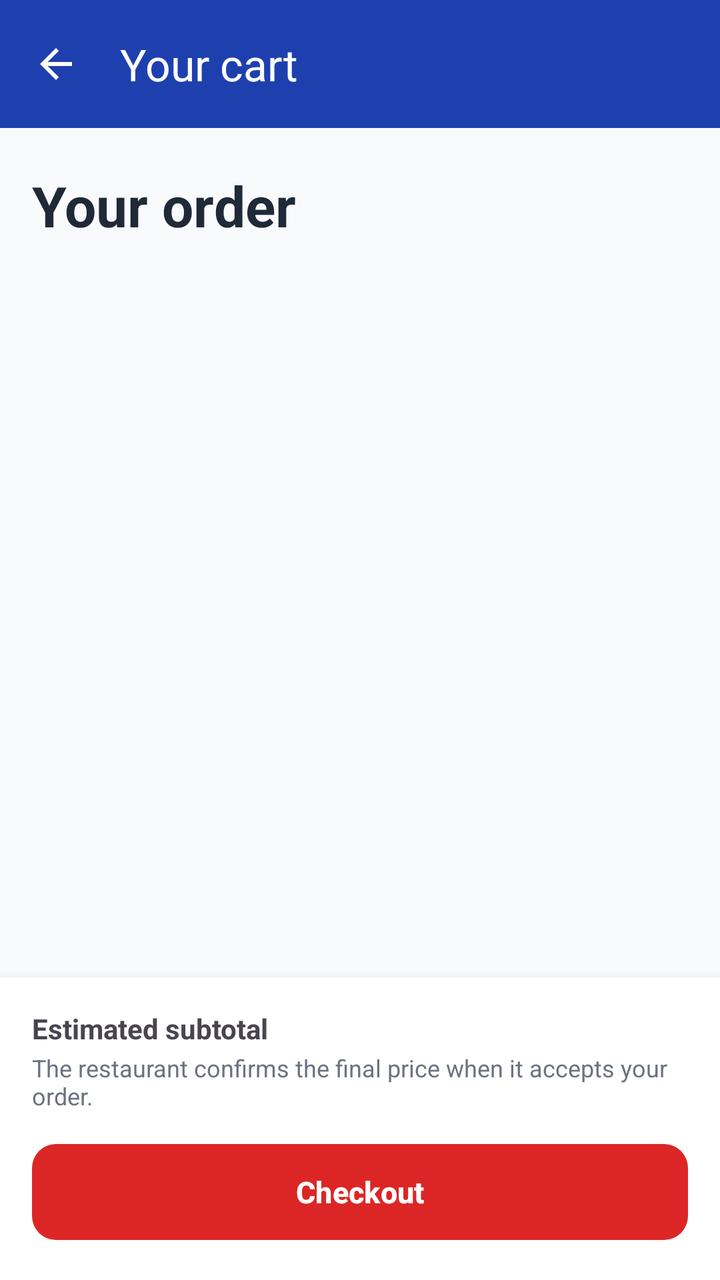
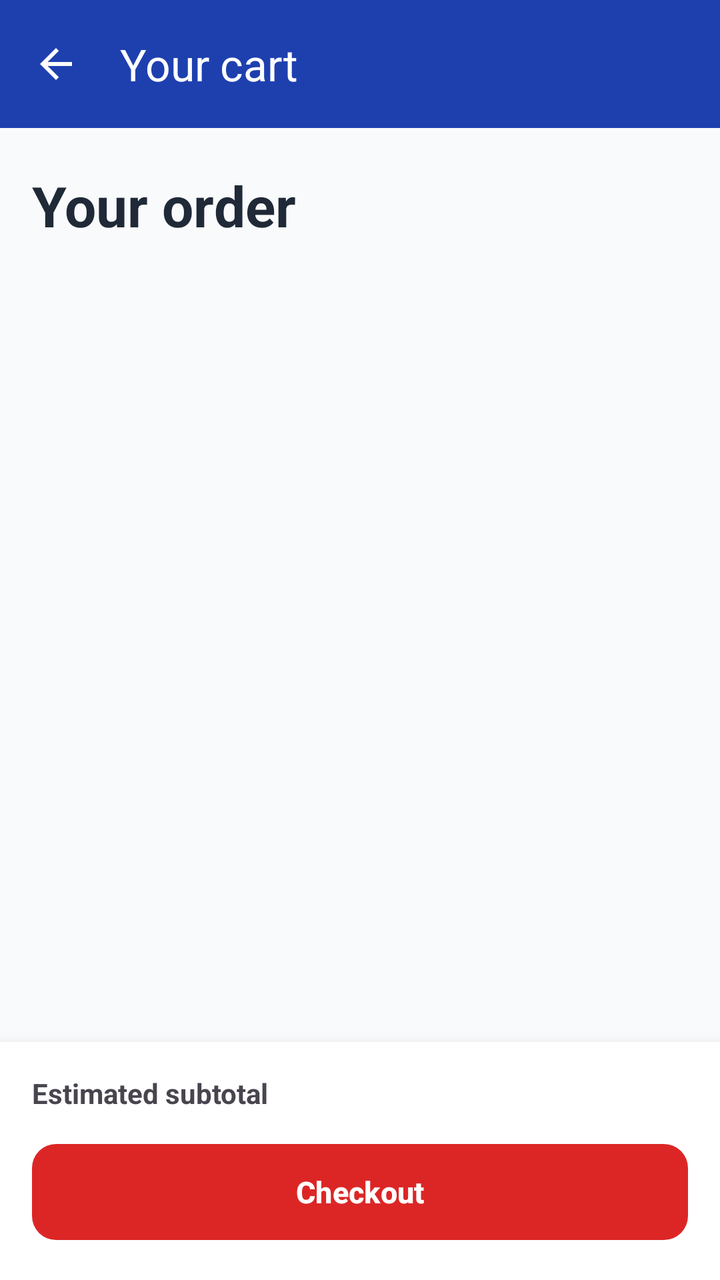

Before-and-after screenshots of an Android layout around one commit, followed by the original layout XML and the change that was made.
<!-- AndroidManifest.xml: application theme Theme.DeliveryApp -->
<!-- res/layout/activity_cart.xml -->
<?xml version="1.0" encoding="utf-8"?>
<LinearLayout xmlns:android="http://schemas.android.com/apk/res/android" xmlns:app="http://schemas.android.com/apk/res-auto"
    android:layout_width="match_parent" android:layout_height="match_parent" android:orientation="vertical">
    <com.google.android.material.appbar.MaterialToolbar
        android:id="@+id/toolbar" style="@style/Widget.App.Toolbar"
        android:layout_width="match_parent" android:layout_height="?attr/actionBarSize"
        app:navigationIcon="@drawable/ic_arrow_back" app:title="Your cart" />
    <TextView android:layout_width="match_parent" android:layout_height="wrap_content" android:text="Your order"
        android:textAppearance="@style/Text.Page" android:layout_marginHorizontal="16dp" android:layout_marginTop="20dp"/>
    <TextView android:id="@+id/tvCartCount" android:layout_width="match_parent" android:layout_height="wrap_content"
        android:layout_marginHorizontal="16dp" android:layout_marginTop="4dp" android:layout_marginBottom="8dp" android:textColor="?attr/colorOutline"/>
    <FrameLayout android:layout_width="match_parent" android:layout_height="0dp" android:layout_weight="1">
        <androidx.recyclerview.widget.RecyclerView android:id="@+id/rvCart" android:layout_width="match_parent"
            android:layout_height="match_parent" android:clipToPadding="false" android:padding="8dp" />
        <LinearLayout android:id="@+id/tvEmpty" android:layout_width="match_parent" android:layout_height="wrap_content"
            android:layout_gravity="center" android:gravity="center" android:padding="32dp" android:orientation="vertical" android:visibility="gone">
            <TextView android:layout_width="wrap_content" android:layout_height="wrap_content" android:text="Something tasty awaits"
                android:textAppearance="@style/Text.Section" android:gravity="center"/>
            <TextView android:layout_width="match_parent" android:layout_height="wrap_content" android:gravity="center"
                android:layout_marginTop="8dp" android:text="Your cart is empty. Find your next favourite on the menu." android:textColor="?attr/colorOutline"/>
            <com.google.android.material.button.MaterialButton android:id="@+id/btnBrowse" android:layout_width="match_parent"
                android:layout_height="wrap_content" android:layout_marginTop="16dp" android:text="Browse menu"/>
        </LinearLayout>
    </FrameLayout>
    <LinearLayout android:id="@+id/footer" android:layout_width="match_parent" android:layout_height="wrap_content"
        android:background="?attr/colorSurface" android:elevation="8dp" android:orientation="vertical" android:padding="16dp">
        <LinearLayout android:layout_width="match_parent" android:layout_height="wrap_content" android:orientation="horizontal">
            <TextView android:layout_width="0dp" android:layout_height="wrap_content" android:layout_weight="1"
                android:text="Estimated subtotal" android:textStyle="bold" />
            <TextView android:id="@+id/tvTotal" android:layout_width="wrap_content" android:layout_height="wrap_content"
                android:textStyle="bold" />
        </LinearLayout>
        <TextView android:layout_width="match_parent" android:layout_height="wrap_content" android:layout_marginTop="2dp"
            android:text="The restaurant confirms the final price when it accepts your order."
            android:textColor="?attr/colorOutline" android:textSize="12sp" />
        <com.google.android.material.button.MaterialButton 
        android:id="@+id/btnCheckout" android:layout_width="match_parent" android:layout_height="wrap_content" android:minHeight="56dp"
        android:layout_marginTop="12dp" android:text="Checkout" android:textStyle="bold" />
    </LinearLayout>
</LinearLayout>
<!-- resources referenced by this layout -->
<resources>
  <!-- drawable ic_arrow_back (drawable) -->
  <vector xmlns:android="http://schemas.android.com/apk/res/android"
      android:width="24dp" android:height="24dp" android:viewportWidth="24" android:viewportHeight="24"
      android:tint="?attr/colorControlNormal">
      <path android:fillColor="@android:color/white" android:pathData="M20,11H7.83l5.59,-5.59L12,4l-8,8 8,8 1.41,-1.41L7.83,13H20v-2z" />
  </vector>
  <style name="Text.Page" parent="TextAppearance.Material3.HeadlineMedium">
          <item name="android:textColor">?attr/colorOnSurface</item>
          <item name="android:textStyle">bold</item>
      </style>
  <style name="Text.Section" parent="TextAppearance.Material3.TitleMedium">
          <item name="android:textStyle">bold</item>
          <item name="android:textColor">?attr/colorOnSurface</item>
      </style>
  <style name="Widget.App.Toolbar" parent="Widget.Material3.Toolbar">
          <item name="android:background">@color/brand_blue_dark</item>
          <item name="titleTextColor">@color/surface</item>
          <item name="navigationIconTint">@color/surface</item>
      </style>
  <color name="brand_blue_dark">#1E40AF</color>
  <color name="surface">#FFFFFF</color>
  <style name="Widget.App.PrimaryButton" parent="Widget.Material3.Button">
          <item name="cornerRadius">12dp</item>
          <item name="android:textSize">15sp</item>
          <item name="android:minHeight">56dp</item>
          <item name="android:textStyle">bold</item>
          <item name="backgroundTint">@color/brand_red</item>
          <item name="android:textColor">@color/surface</item>
      </style>
  <style name="Widget.App.SecondaryButton" parent="Widget.Material3.Button.OutlinedButton">
          <item name="cornerRadius">12dp</item>
          <item name="strokeColor">@color/brand_blue</item>
          <item name="android:textColor">@color/brand_blue</item>
          <item name="iconTint">@color/brand_blue</item>
      </style>
  <color name="brand_red">#DC2626</color>
  <color name="brand_red_tint">#FEE2E2</color>
  <color name="neutral_dark">#1F2937</color>
  <color name="brand_blue">#2563EB</color>
  <color name="brand_blue_tint">#DBEAFE</color>
  <color name="neutral_primary">#4B5563</color>
  <color name="neutral_border">#E5E7EB</color>
  <color name="neutral_medium">#6B7280</color>
  <color name="error_red">#B91C1C</color>
  <color name="page_background">#F9FAFB</color>
  <!-- unchanged entries left out for length: 1 -->
</resources>

<!-- the commit's change to res/layout/activity_cart.xml (unified diff, before → after) -->
@@ -30,9 +30,6 @@
             <TextView android:id="@+id/tvTotal" android:layout_width="wrap_content" android:layout_height="wrap_content"
                 android:textStyle="bold" />
         </LinearLayout>
-        <TextView android:layout_width="match_parent" android:layout_height="wrap_content" android:layout_marginTop="2dp"
-            android:text="The restaurant confirms the final price when it accepts your order."
-            android:textColor="?attr/colorOutline" android:textSize="12sp" />
         <com.google.android.material.button.MaterialButton 
         android:id="@+id/btnCheckout" android:layout_width="match_parent" android:layout_height="wrap_content" android:minHeight="56dp"
         android:layout_marginTop="12dp" android:text="Checkout" android:textStyle="bold" />
